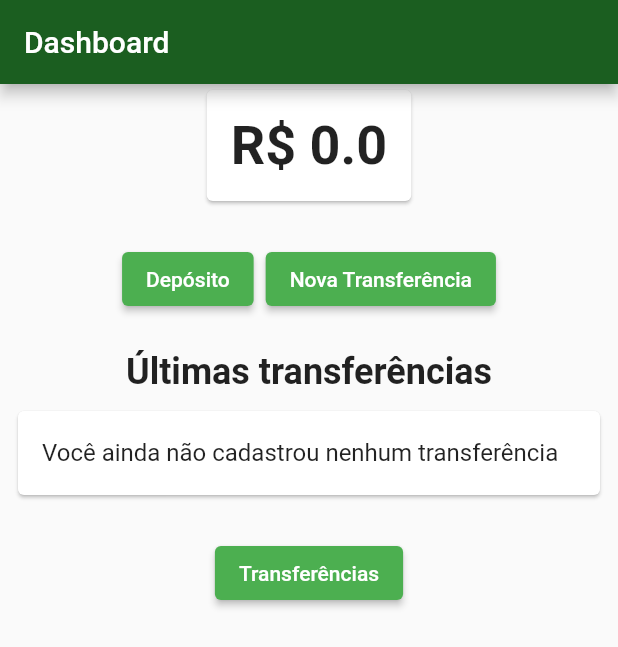
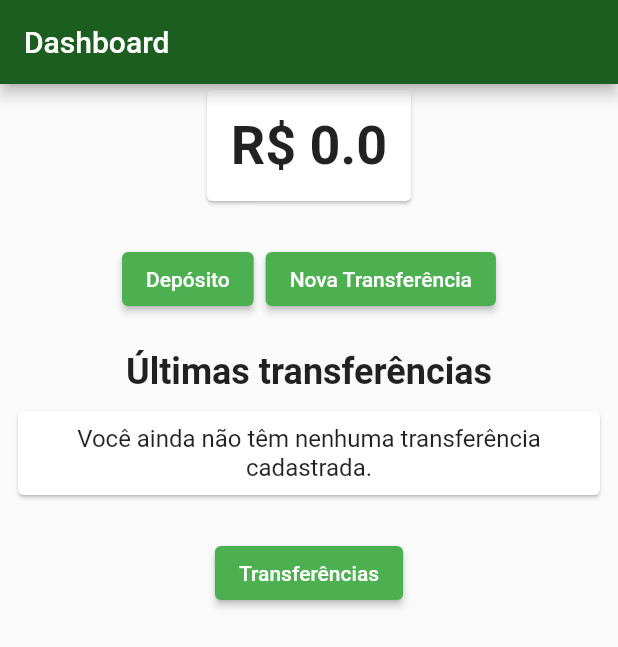
Before and after one commit to mauriiciobarbosa/bytebank, a Flutter app: the screen it shows after launch, on a phone screen of 412 x 824 dp. Shown: the top 647 px of the screen. Run offline on Flutter 3.47's test engine with Material 2 defaults, Android fonts, the phone set to English and light mode, and no system bars.

Commit message:
improve empty list message.

```diff
--- a/lib/components/no_transfers.dart
+++ b/lib/components/no_transfers.dart
@@ -7,7 +7,10 @@ class NoTransfer extends StatelessWidget {
       padding: const EdgeInsets.all(8.0),
       child: Card(
         child: ListTile(
-          title: Text('Você ainda não cadastrou nenhum transferência'),
+          title: Text(
+            'Você ainda não têm nenhuma transferência cadastrada.',
+            textAlign: TextAlign.center,
+          ),
         ),
       ),
     );
```
